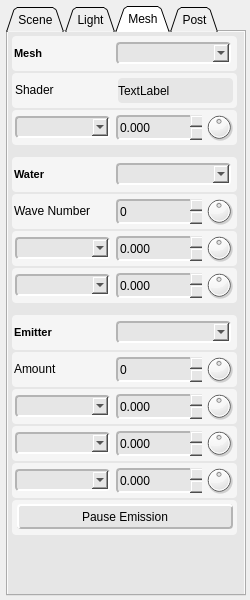
Above: ShaderEditor/qt/project/tweaker.ui from karajensen/shader-editor before the change. Below: the same form after it.
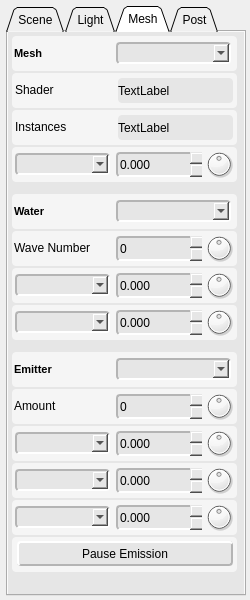
That is the form after the change. The open tabs and pages were chosen to show the change.

What changed in the file:
```diff
--- a/ShaderEditor/qt/project/tweaker.ui
+++ b/ShaderEditor/qt/project/tweaker.ui
@@ -3786,6 +3786,125 @@
            </property>
           </widget>
           <widget class="QLabel" name="shader_text">
+           <property name="geometry">
+            <rect>
+             <x>106</x>
+             <y>5</y>
+             <width>115</width>
+             <height>25</height>
+            </rect>
+           </property>
+           <property name="sizePolicy">
+            <sizepolicy hsizetype="Expanding" vsizetype="Expanding">
+             <horstretch>0</horstretch>
+             <verstretch>0</verstretch>
+            </sizepolicy>
+           </property>
+           <property name="minimumSize">
+            <size>
+             <width>115</width>
+             <height>25</height>
+            </size>
+           </property>
+           <property name="maximumSize">
+            <size>
+             <width>115</width>
+             <height>25</height>
+            </size>
+           </property>
+           <property name="autoFillBackground">
+            <bool>false</bool>
+           </property>
+           <property name="styleSheet">
+            <string notr="true">background-color: rgb(230, 230, 230);
+</string>
+           </property>
+           <property name="frameShape">
+            <enum>QFrame::NoFrame</enum>
+           </property>
+           <property name="frameShadow">
+            <enum>QFrame::Plain</enum>
+           </property>
+           <property name="lineWidth">
+            <number>0</number>
+           </property>
+           <property name="text">
+            <string>TextLabel</string>
+           </property>
+           <property name="margin">
+            <number>3</number>
+           </property>
+          </widget>
+         </widget>
+        </item>
+        <item>
+         <widget class="QFrame" name="instances">
+          <property name="sizePolicy">
+           <sizepolicy hsizetype="Fixed" vsizetype="Fixed">
+            <horstretch>0</horstretch>
+            <verstretch>0</verstretch>
+           </sizepolicy>
+          </property>
+          <property name="minimumSize">
+           <size>
+            <width>225</width>
+            <height>35</height>
+           </size>
+          </property>
+          <property name="maximumSize">
+           <size>
+            <width>225</width>
+            <height>35</height>
+           </size>
+          </property>
+          <property name="styleSheet">
+           <string notr="true">background-color: rgb(245, 245, 245);
+border-radius: 4px;</string>
+          </property>
+          <property name="frameShape">
+           <enum>QFrame::Panel</enum>
+          </property>
+          <property name="frameShadow">
+           <enum>QFrame::Raised</enum>
+          </property>
+          <widget class="QLabel" name="instances_lbl">
+           <property name="geometry">
+            <rect>
+             <x>3</x>
+             <y>2</y>
+             <width>100</width>
+             <height>30</height>
+            </rect>
+           </property>
+           <property name="sizePolicy">
+            <sizepolicy hsizetype="Fixed" vsizetype="Fixed">
+             <horstretch>0</horstretch>
+             <verstretch>0</verstretch>
+            </sizepolicy>
+           </property>
+           <property name="minimumSize">
+            <size>
+             <width>100</width>
+             <height>30</height>
+            </size>
+           </property>
+           <property name="maximumSize">
+            <size>
+             <width>100</width>
+             <height>30</height>
+            </size>
+           </property>
+           <property name="font">
+            <font>
+             <weight>50</weight>
+             <bold>false</bold>
+            </font>
+           </property>
+           <property name="text">
+            <string>Instances</string>
+           </property>
+          </widget>
+          <widget class="QLabel" name="instances_text">
            <property name="geometry">
             <rect>
              <x>106</x>
```
Left out of the diff: 2 changed lines with no effect on the pictures.
